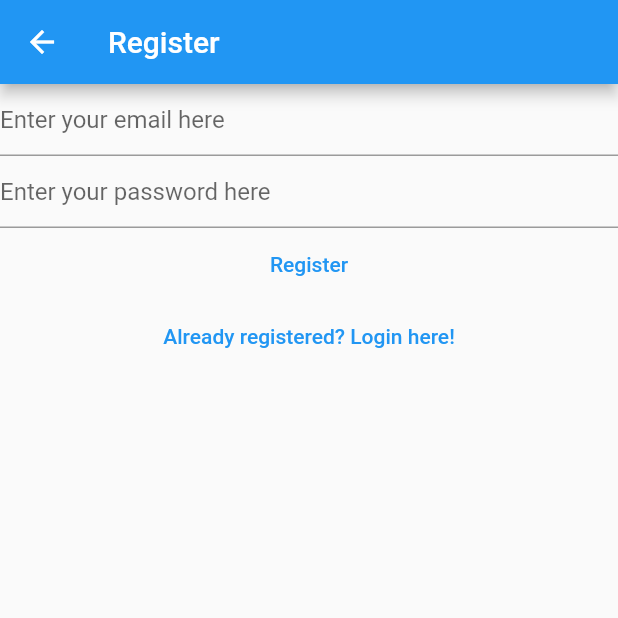
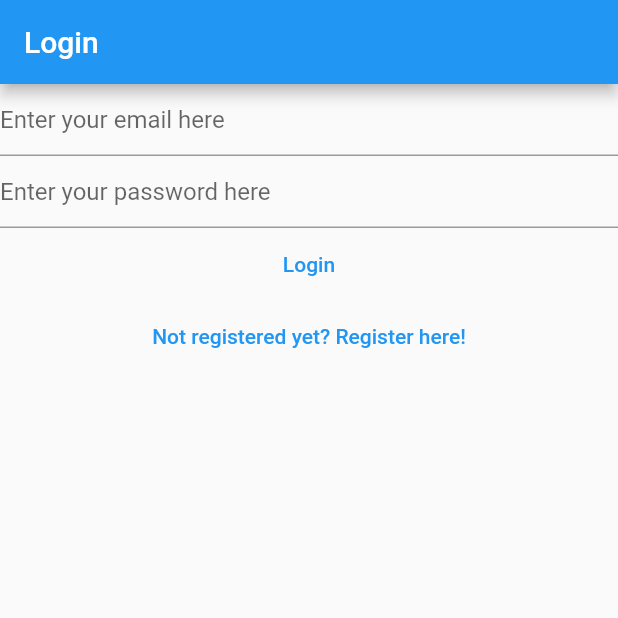
Before and after one commit to PattyCoding123/my-notes-project, a Flutter app: the RegisterView screen opened by its route, after a tap on "Already registered? Login here!", on a phone screen of 412 x 824 dp, the top half of it. Run offline on Flutter 3.47's test engine with Material 2 defaults, Android fonts, the phone set to English and light mode, and no system bars; our stand-ins replace firebase_auth, firebase_core; accounts and stored records are empty.

Commit message:
Fixed route error in RegistrationView

```diff
--- a/lib/views/register_view.dart
+++ b/lib/views/register_view.dart
@@ -75,7 +75,7 @@ class _RegisterViewState extends State<RegisterView> {
           TextButton(
             onPressed: () {
               Navigator.of(context)
-                  .pushNamedAndRemoveUntil('/login', (route) => false);
+                  .pushNamedAndRemoveUntil('/login/', (route) => false);
             },
             child: const Text('Already registered? Login here!'),
           )
```
